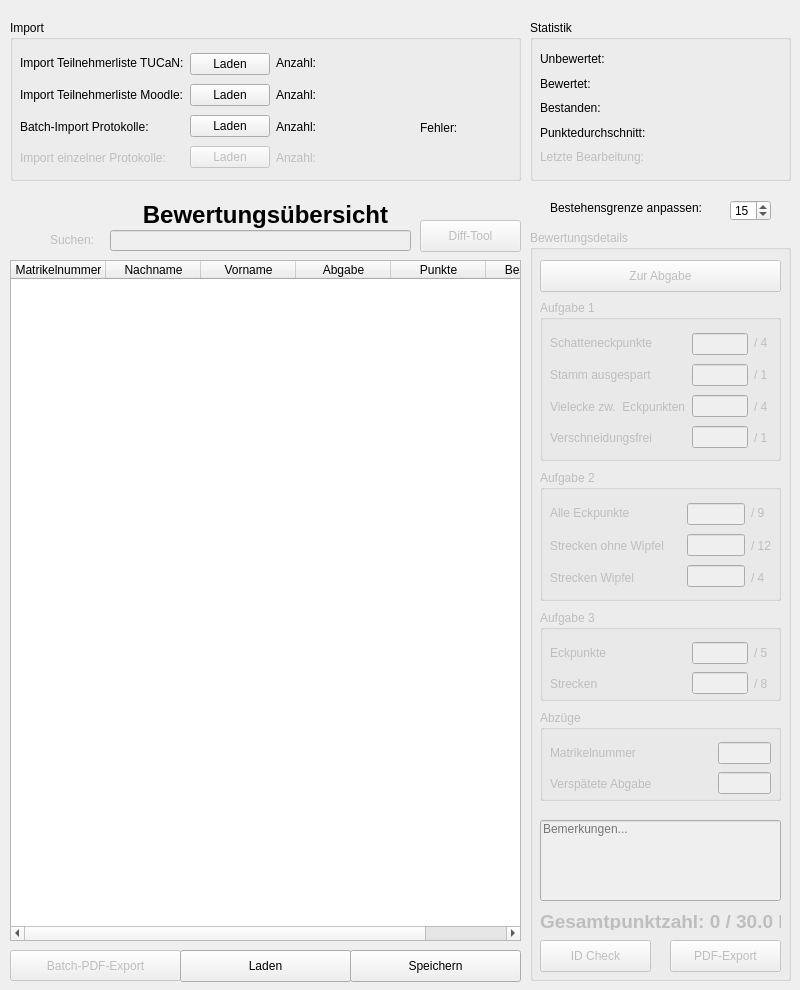
First picture: the form in gmvtestat.ui, repository Dimey/IIB_GMV-Testat, before the edit.
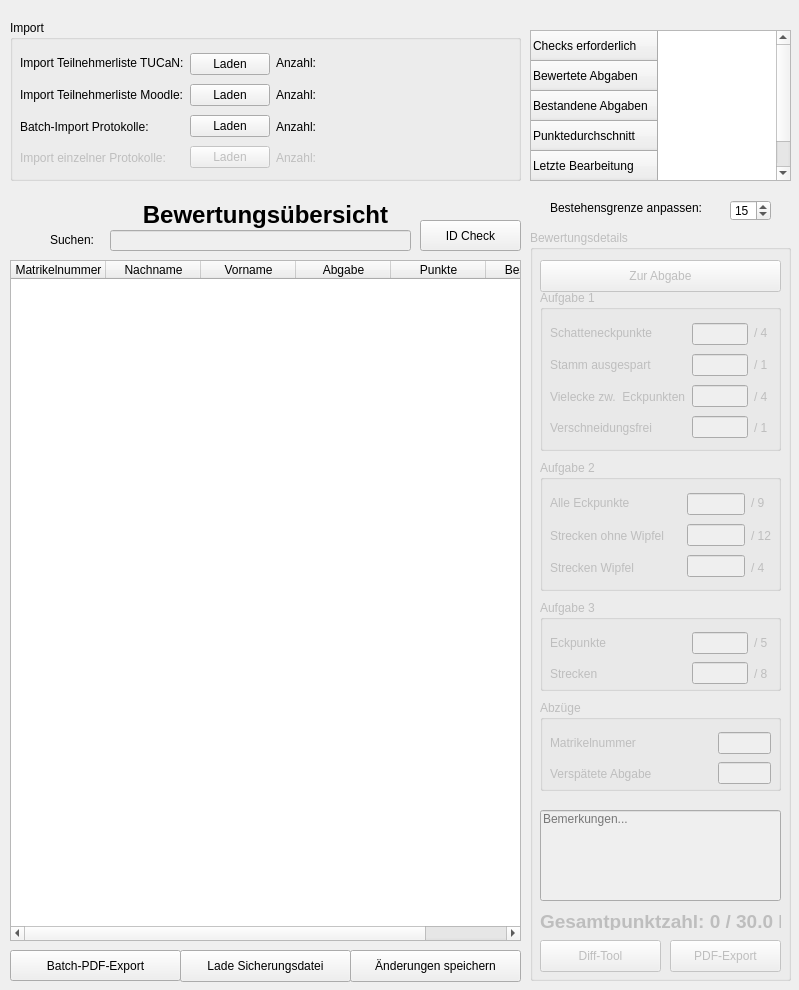
Second picture: the form after the edit. Icons and pictures are not drawn.

The edit to the form file:
```diff
--- a/gmvtestat.ui
+++ b/gmvtestat.ui
@@ -6,7 +6,7 @@
    <rect>
     <x>0</x>
     <y>0</y>
-    <width>800</width>
+    <width>799</width>
     <height>990</height>
    </rect>
   </property>
@@ -89,9 +89,6 @@
     </column>
    </widget>
    <widget class="QPushButton" name="pushButton_8">
-    <property name="enabled">
-     <bool>false</bool>
-    </property>
     <property name="geometry">
      <rect>
       <x>10</x>
@@ -105,9 +102,6 @@
     </property>
    </widget>
    <widget class="QLabel" name="label_5">
-    <property name="enabled">
-     <bool>false</bool>
-    </property>
     <property name="geometry">
      <rect>
       <x>50</x>
@@ -130,7 +124,7 @@
      </rect>
     </property>
     <property name="text">
-     <string>Speichern</string>
+     <string>Änderungen speichern</string>
     </property>
    </widget>
    <widget class="QPushButton" name="Laden_btn">
@@ -143,9 +137,47 @@
      </rect>
     </property>
     <property name="text">
-     <string>Laden</string>
+     <string>Lade Sicherungsdatei</string>
     </property>
    </widget>
+   <widget class="QTableWidget" name="tableWidget">
+    <property name="geometry">
+     <rect>
+      <x>530</x>
+      <y>30</y>
+      <width>261</width>
+      <height>151</height>
+     </rect>
+    </property>
+    <attribute name="horizontalHeaderVisible">
+     <bool>false</bool>
+    </attribute>
+    <row>
+     <property name="text">
+      <string>Checks erforderlich</string>
+     </property>
+    </row>
+    <row>
+     <property name="text">
+      <string>Bewertete Abgaben</string>
+     </property>
+    </row>
+    <row>
+     <property name="text">
+      <string>Bestandene Abgaben</string>
+     </property>
+    </row>
+    <row>
+     <property name="text">
+      <string>Punktedurchschnitt</string>
+     </property>
+    </row>
+    <row>
+     <property name="text">
+      <string>Letzte Bearbeitung</string>
+     </property>
+    </row>
+   </widget>
    <widget class="QLineEdit" name="lineEdit">
     <property name="enabled">
      <bool>false</bool>
@@ -219,11 +251,24 @@
       <string>PDF-Export</string>
      </property>
     </widget>
+    <widget class="QPushButton" name="diffTool_btn">
+     <property name="geometry">
+      <rect>
+       <x>10</x>
+       <y>710</y>
+       <width>121</width>
+       <height>32</height>
+      </rect>
+     </property>
+     <property name="text">
+      <string>Diff-Tool</string>
+     </property>
+    </widget>
     <widget class="QGroupBox" name="groupBox_2">
      <property name="geometry">
       <rect>
        <x>10</x>
-       <y>70</y>
+       <y>60</y>
        <width>241</width>
        <height>161</height>
       </rect>
@@ -344,7 +389,7 @@
      <property name="geometry">
       <rect>
        <x>10</x>
-       <y>240</y>
+       <y>230</y>
        <width>241</width>
        <height>131</height>
       </rect>
@@ -444,7 +489,7 @@
      <property name="geometry">
       <rect>
        <x>10</x>
-       <y>380</y>
+       <y>370</y>
        <width>241</width>
        <height>91</height>
       </rect>
@@ -523,7 +568,7 @@
      <property name="geometry">
       <rect>
        <x>10</x>
-       <y>480</y>
+       <y>470</y>
        <width>241</width>
        <height>91</height>
       </rect>
@@ -587,9 +632,9 @@
      <property name="geometry">
       <rect>
        <x>10</x>
-       <y>590</y>
+       <y>580</y>
        <width>241</width>
-       <height>81</height>
+       <height>91</height>
       </rect>
      </property>
      <property name="alignment">
@@ -599,22 +644,6 @@
       <string>Bemerkungen...</string>
      </property>
     </widget>
-    <widget class="QPushButton" name="idCheck_btn">
-     <property name="enabled">
-      <bool>false</bool>
-     </property>
-     <property name="geometry">
-      <rect>
-       <x>10</x>
-       <y>710</y>
-       <width>111</width>
-       <height>32</height>
-      </rect>
-     </property>
-     <property name="text">
-      <string>ID Check</string>
-     </property>
-    </widget>
    </widget>
    <widget class="QGroupBox" name="groupBox">
     <property name="geometry">
@@ -784,32 +813,6 @@
       </item>
      </layout>
     </widget>
-    <widget class="QLabel" name="label_38">
-     <property name="geometry">
-      <rect>
-       <x>410</x>
-       <y>100</y>
-       <width>51</width>
-       <height>16</height>
-      </rect>
-     </property>
-     <property name="text">
-      <string>Fehler:</string>
-     </property>
-    </widget>
-    <widget class="QLabel" name="fehler_label">
-     <property name="geometry">
-      <rect>
-       <x>460</x>
-       <y>100</y>
-       <width>41</width>
-       <height>16</height>
-      </rect>
-     </property>
-     <property name="text">
-      <string/>
-     </property>
-    </widget>
    </widget>
    <widget class="QLabel" name="label_10">
     <property name="geometry">
@@ -868,128 +871,19 @@
      <string>Bestehensgrenze anpassen:</string>
     </property>
    </widget>
-   <widget class="QPushButton" name="diffTool_btn">
-    <property name="enabled">
-     <bool>false</bool>
-    </property>
+   <widget class="QPushButton" name="pushButton">
     <property name="geometry">
      <rect>
       <x>420</x>
       <y>220</y>
       <width>101</width>
-      <height>32</height>
+      <height>31</height>
      </rect>
     </property>
     <property name="text">
-     <string>Diff-Tool</string>
+     <string>ID Check</string>
     </property>
    </widget>
-   <widget class="QGroupBox" name="groupBox_6">
-    <property name="geometry">
-     <rect>
-      <x>530</x>
-      <y>20</y>
-      <width>261</width>
-      <height>161</height>
-     </rect>
-    </property>
-    <property name="title">
-     <string>Statistik</string>
-    </property>
-    <widget class="QWidget" name="">
-     <property name="geometry">
-      <rect>
-       <x>10</x>
-       <y>30</y>
-       <width>241</width>
-       <height>116</height>
-      </rect>
-     </property>
-     <layout class="QHBoxLayout" name="horizontalLayout_7">
-      <item>
-       <layout class="QVBoxLayout" name="verticalLayout_16">
-        <item>
-         <widget class="QLabel" name="label_37">
-          <property name="text">
-           <string>Unbewertet:</string>
-          </property>
-         </widget>
-        </item>
-        <item>
-         <widget class="QLabel" name="label_28">
-          <property name="text">
-           <string>Bewertet:</string>
-          </property>
-         </widget>
-        </item>
-        <item>
-         <widget class="QLabel" name="label_35">
-          <property name="text">
-           <string>Bestanden:</string>
-          </property>
-         </widget>
-        </item>
-        <item>
-         <widget class="QLabel" name="label_14">
-          <property name="text">
-           <string>Punktedurchschnitt:</string>
-          </property>
-         </widget>
-        </item>
-        <item>
-         <widget class="QLabel" name="label_36">
-          <property name="enabled">
-           <bool>false</bool>
-          </property>
-          <property name="text">
-           <string>Letzte Bearbeitung:</string>
-          </property>
-         </widget>
-        </item>
-       </layout>
-      </item>
-      <item>
-       <layout class="QVBoxLayout" name="verticalLayout_17">
-        <item>
-         <widget class="QLabel" name="unbewertet_label">
-          <property name="text">
-           <string/>
-          </property>
-         </widget>
-        </item>
-        <item>
-         <widget class="QLabel" name="bewertet_label">
-          <property name="text">
-           <string/>
-          </property>
-         </widget>
-        </item>
-        <item>
-         <widget class="QLabel" name="bestanden_label">
-          <property name="text">
-           <string/>
-          </property>
-         </widget>
-        </item>
-        <item>
-         <widget class="QLabel" name="durchschnitt_label">
-          <property name="text">
-           <string/>
-          </property>
-         </widget>
-        </item>
-        <item>
-         <widget class="QLabel" name="zuletztBearbeitet_label">
-          <property name="text">
-           <string/>
-          </property>
-         </widget>
-        </item>
-       </layout>
-      </item>
-     </layout>
-    </widget>
-   </widget>
   </widget>
   <action name="actionHallo">
    <property name="text">
```
Left out of the diff: 4 changed lines with no effect on the pictures.
